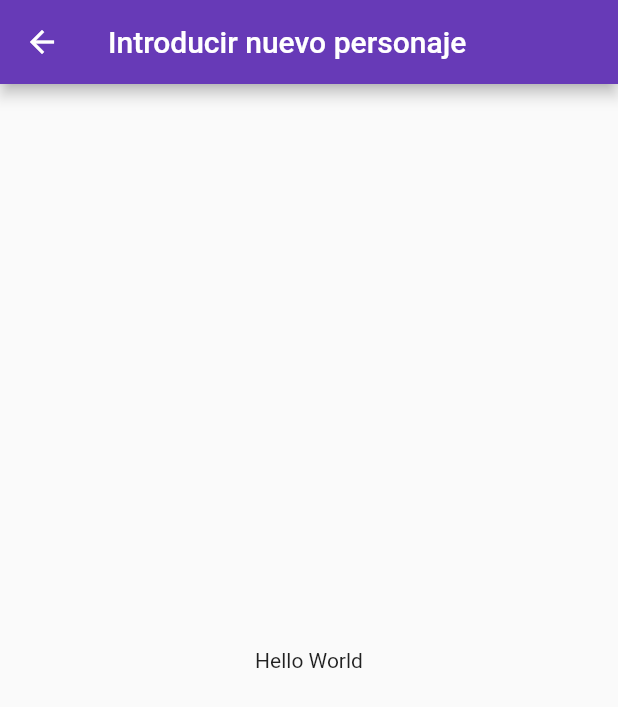
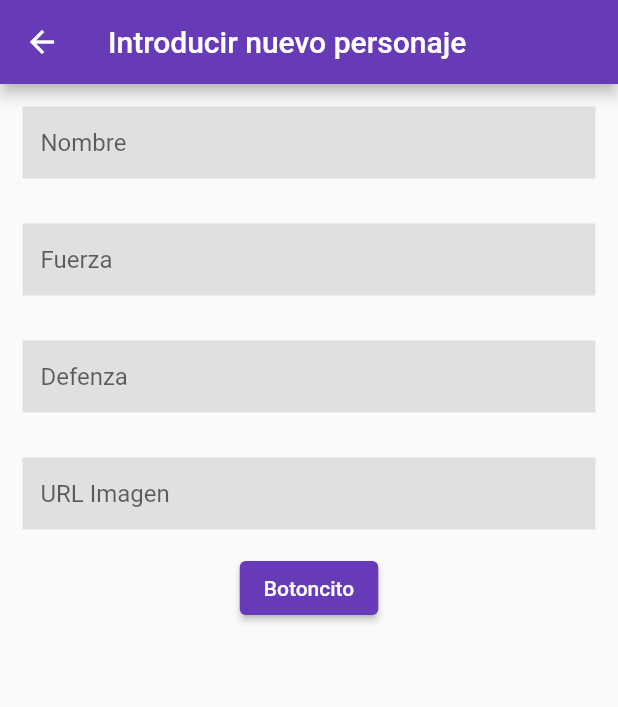
Before and after one commit to CastleMart/personajes_api_fe_Moviles, a Flutter app: the screen it shows after launch, after a tap on "Ingresar Personaje", on a phone screen of 412 x 824 dp. Shown: the top 707 px of the screen. Run offline on Flutter 3.47's test engine with Material 2 defaults, Android fonts, the phone set to English and light mode, and no system bars; missing offline and left inert: dart:ffi; network calls fail.

Commit message:
:construction:

```diff
--- a/lib/controllers/PersonajeController.dart
+++ b/lib/controllers/PersonajeController.dart
@@ -30,16 +30,16 @@ class PersonajeController {
 
   crearPersonaje(Personaje personaje) async {
     var url = Uri.parse(
-        'https://rc4w8ry6ye.execute-api.us-east-1.amazonaws.com/test');
-
-    var response = await http.post(url, body: {
+        "https://rc4w8ry6ye.execute-api.us-east-1.amazonaws.com/test");
+    var body = {
       "idPersonaje": personaje.id,
       "Defenza": personaje.defenza,
       "Nombre": personaje.nombre,
       "Fuerza": personaje.fuerza,
       "Img": personaje.img
-    });
-
-    print('Respuesta cuerpo: ${response.body}');
+    };
+    var response = await http.post(url, body: jsonEncode(body));
+    print('Id: ${personaje.id}');
+    print('Respuesta cuerpo: ${response.statusCode}');
   }
 }
--- a/lib/disenios.dart
+++ b/lib/disenios.dart
@@ -1,6 +1,7 @@
 import 'dart:ffi';
 
 import 'package:flutter/cupertino.dart';
+import 'package:flutter/material.dart';
 
 class Disenios {
   static Widget atributosPersonaje(String campo, String valor, double pad) {
@@ -19,4 +20,18 @@ class Disenios {
           ]),
     );
   }
+
+  static Widget fieldTextDatoPersonaje(controlTexto, String campo) {
+    return Container(
+      padding: EdgeInsets.all(15),
+      child: TextField(
+        controller: controlTexto,
+        decoration: InputDecoration(
+            border: InputBorder.none,
+            fillColor: Colors.grey[300],
+            filled: true,
+            hintText: campo),
+      ),
+    );
+  }
 }
--- a/lib/main.dart
+++ b/lib/main.dart
@@ -58,7 +58,7 @@ class _MyAppState extends State<MyApp> {
                     builder: (context, snapshot) {
                       if (snapshot.hasData) {
                         return GridView.count(
-                          crossAxisCount: 1,
+                          crossAxisCount: 2,
                           children:
                               _listaPersonajes(snapshot.requireData, context),
                         );
--- a/lib/views/CrearPersonaje.dart
+++ b/lib/views/CrearPersonaje.dart
@@ -1,4 +1,7 @@
 import 'package:flutter/material.dart';
+import 'package:personajes_api_fe/controllers/PersonajeController.dart';
+import 'package:personajes_api_fe/disenios.dart';
+import 'package:personajes_api_fe/models/personaje.dart';
 
 //void main() => runApp(const MyApp());
 
@@ -7,13 +10,31 @@ class CrearPersonaje extends StatelessWidget {
 
   @override
   Widget build(BuildContext context) {
+    TextEditingController nombreText = TextEditingController(text: "");
+    TextEditingController fuerzaText = TextEditingController(text: "");
+    TextEditingController defenzaText = TextEditingController(text: "");
+    TextEditingController imgText = TextEditingController(text: "");
+    PersonajeController con = PersonajeController();
+
     return Scaffold(
       appBar: AppBar(
         title: const Text('Introducir nuevo personaje'),
       ),
-      body: const Center(
-        child: Text('Hello World'),
-      ),
+      body: Center(
+          child: Column(
+        children: [
+          Disenios.fieldTextDatoPersonaje(nombreText, "Nombre"),
+          Disenios.fieldTextDatoPersonaje(fuerzaText, "Fuerza"),
+          Disenios.fieldTextDatoPersonaje(defenzaText, "Defenza"),
+          Disenios.fieldTextDatoPersonaje(imgText, "URL Imagen"),
+          ElevatedButton(
+              onPressed: () {
+                con.crearPersonaje(new Personaje("a8", nombreText.text,
+                    fuerzaText.text, defenzaText.text, imgText.text));
+              },
+              child: Text("Botoncito"))
+        ],
+      )),
     );
   }
 }
```
